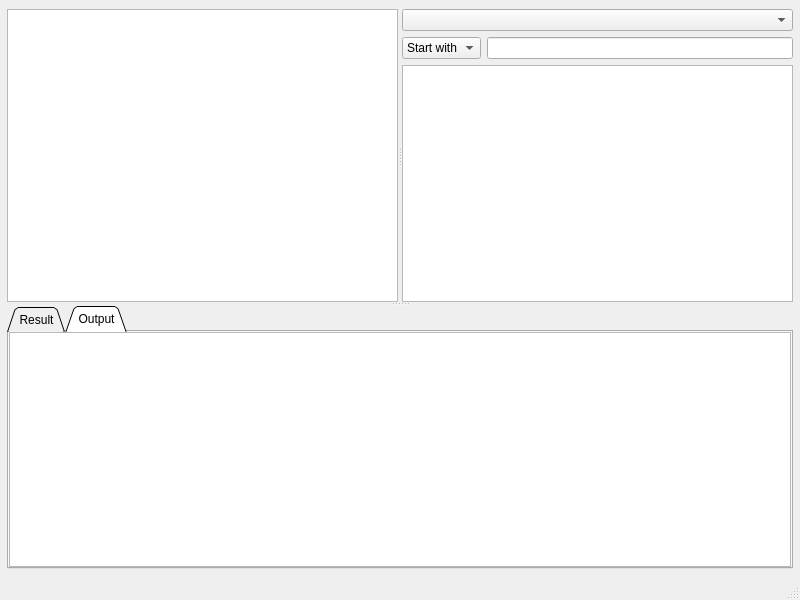
Qt form source/qtdesigner/MSql_editor_win2_ui.ui (MValaguz/MSql) before a commit.
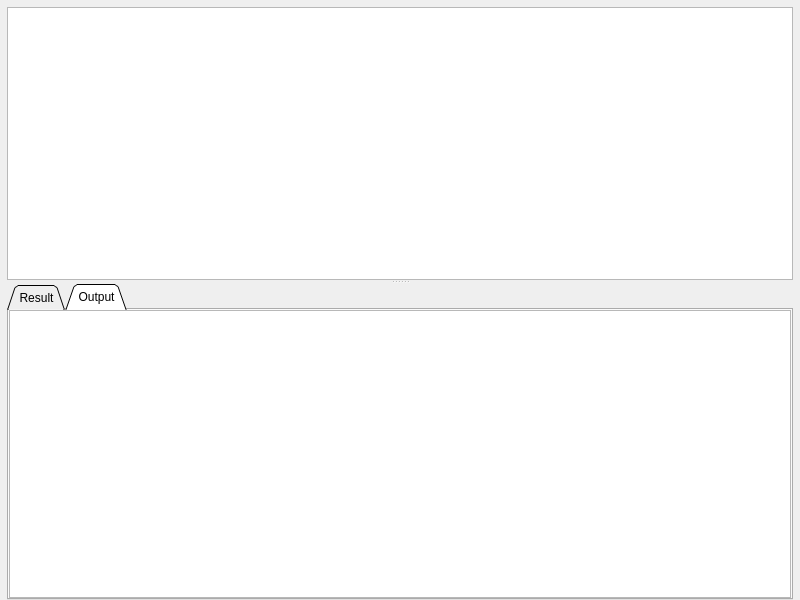
The same form after that commit. Custom widgets are drawn as their Qt base class.

The edit to the form file:
```diff
--- a/source/qtdesigner/MSql_editor_win2_ui.ui
+++ b/source/qtdesigner/MSql_editor_win2_ui.ui
@@ -17,123 +17,37 @@
      <verstretch>0</verstretch>
     </sizepolicy>
    </property>
-   <layout class="QGridLayout" name="gridLayout">
+   <layout class="QVBoxLayout" name="verticalLayout">
     <property name="leftMargin">
      <number>7</number>
     </property>
+    <property name="topMargin">
+     <number>7</number>
+    </property>
     <property name="rightMargin">
      <number>7</number>
     </property>
-    <item row="0" column="0">
+    <property name="bottomMargin">
+     <number>0</number>
+    </property>
+    <item>
      <widget class="QSplitter" name="splitter">
       <property name="orientation">
        <enum>Qt::Vertical</enum>
       </property>
-      <widget class="QSplitter" name="splitter_obj">
-       <property name="orientation">
-        <enum>Qt::Horizontal</enum>
+      <widget class="code_editor" name="e_sql">
+       <property name="minimumSize">
+        <size>
+         <width>0</width>
+         <height>100</height>
+        </size>
        </property>
-       <widget class="code_editor" name="e_sql">
-        <property name="minimumSize">
-         <size>
-          <width>0</width>
-          <height>100</height>
-         </size>
-        </property>
-        <property name="font">
-         <font>
-          <family>Source Code Pro</family>
-          <pointsize>11</pointsize>
-         </font>
-        </property>
-       </widget>
-       <widget class="QWidget" name="layoutWidget">
-        <layout class="QVBoxLayout" name="verticalLayout">
-         <item>
-          <widget class="QComboBox" name="oggetti_db_scelta">
-           <item>
-            <property name="text">
-             <string/>
-            </property>
-           </item>
-           <item>
-            <property name="text">
-             <string>Tables</string>
-            </property>
-           </item>
-           <item>
-            <property name="text">
-             <string>Package</string>
-            </property>
-           </item>
-           <item>
-            <property name="text">
-             <string>Trigger</string>
-            </property>
-           </item>
-           <item>
-            <property name="text">
-             <string>Procedures</string>
-            </property>
-           </item>
-           <item>
-            <property name="text">
-             <string>Functions</string>
-            </property>
-           </item>
-           <item>
-            <property name="text">
-             <string>Views</string>
-            </property>
-           </item>
-          </widget>
-         </item>
-         <item>
-          <layout class="QHBoxLayout" name="horizontalLayout">
-           <item>
-            <widget class="QComboBox" name="oggetti_db_tipo_ricerca">
-             <item>
-              <property name="text">
-               <string>Start with</string>
-              </property>
-             </item>
-             <item>
-              <property name="text">
-               <string>Like</string>
-              </property>
-             </item>
-            </widget>
-           </item>
-           <item>
-            <widget class="QLineEdit" name="oggetti_db_ricerca">
-             <property name="inputMethodHints">
-              <set>Qt::ImhNone</set>
-             </property>
-            </widget>
-           </item>
-          </layout>
-         </item>
-         <item>
-          <widget class="QListView" name="oggetti_db_elenco">
-           <property name="editTriggers">
-            <set>QAbstractItemView::NoEditTriggers</set>
-           </property>
-           <property name="dragEnabled">
-            <bool>true</bool>
-           </property>
-           <property name="dragDropMode">
-            <enum>QAbstractItemView::DragOnly</enum>
-           </property>
-           <property name="alternatingRowColors">
-            <bool>true</bool>
-           </property>
-           <property name="selectionMode">
-            <enum>QAbstractItemView::ExtendedSelection</enum>
-           </property>
-          </widget>
-         </item>
-        </layout>
-       </widget>
+       <property name="font">
+        <font>
+         <family>Source Code Pro</family>
+         <pointsize>11</pointsize>
+        </font>
+       </property>
       </widget>
       <widget class="QTabWidget" name="o_tab_widget">
        <property name="tabShape">
@@ -214,7 +128,6 @@
     </item>
    </layout>
   </widget>
-  <widget class="QStatusBar" name="statusBar"/>
  </widget>
  <customwidgets>
   <customwidget>
```
Left out of the diff: 71 changed lines with no effect on the pictures.
